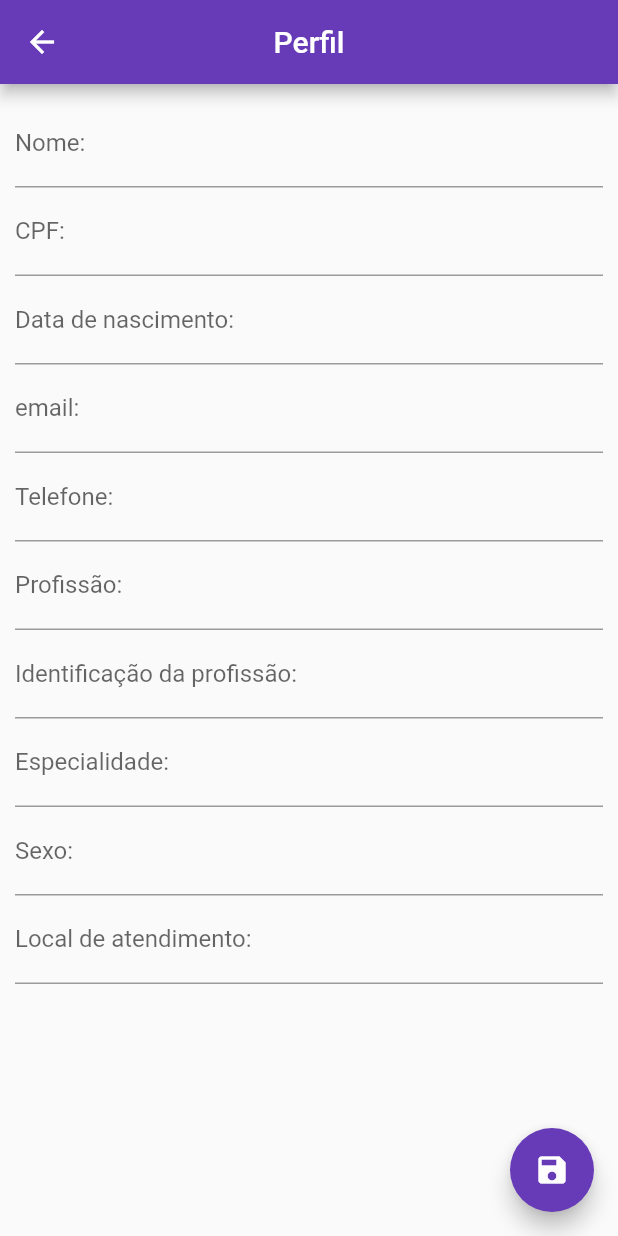
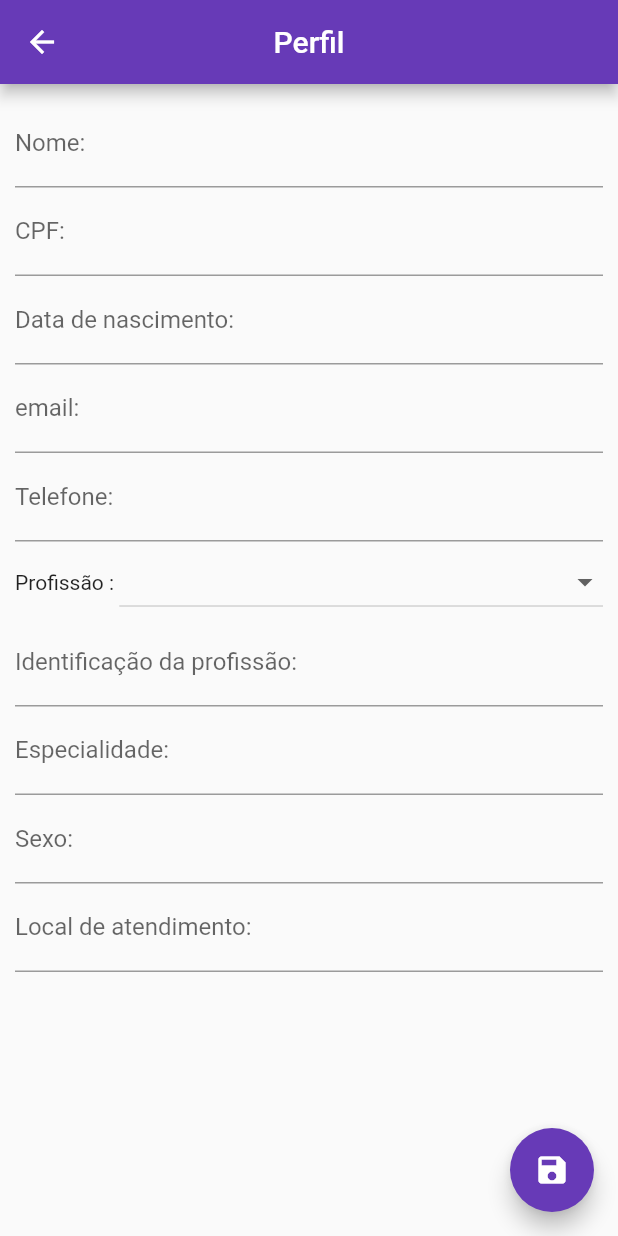
Before and after one commit to PauloHenrique81/MyHealth, a Flutter app: the PerfilProfissional screen opened directly, on a phone screen of 412 x 824 dp. Run offline on Flutter 3.47's test engine with Material 2 defaults, Android fonts, the phone set to English and light mode, and no system bars; our stand-ins replace cloud_firestore, firebase_auth, firebase_storage, flutter_speed_dial, font_awesome_flutter, geolocator and 3 more; missing offline and left inert: flutter_google_places, google_maps_webservice; accounts and stored records are empty; network calls fail; project files that could hold a hidden picture were left out.

Commit message:
Corrções perfil profissional

```diff
--- a/lib/Persistencia/P_Profissional.dart
+++ b/lib/Persistencia/P_Profissional.dart
@@ -206,6 +206,7 @@ class P_Profissional {
   Future existeProfissional(String idUser) async {
     var snapshots = await profissionalCollection
         .where("idUser", isEqualTo: idUser)
+        .where("tipoUser", isEqualTo: "Sim")
         .getDocuments();
     return snapshots.documents.isNotEmpty;
   }
--- a/lib/Screens/HabilitarProfissional/HabilitarProfissionalEdicao.dart
+++ b/lib/Screens/HabilitarProfissional/HabilitarProfissionalEdicao.dart
@@ -53,7 +53,7 @@ class _HabilitarProfissionalEdicaoState
 
   void _getHabilitadoProfissional() async {
     habilitarProfissional = await conectionDB.getHabilitarProfissional(
-        widget.user.uid, widget.profissional.idProfissional);
+        widget.user.uid, widget.profissional.idUser);
 
     if (habilitarProfissional == null) {
       setState(() {
--- a/lib/UserProfissional/Screens/PerfilProfissional.dart
+++ b/lib/UserProfissional/Screens/PerfilProfissional.dart
@@ -57,6 +57,17 @@ class _PerfilProfissionalState extends State<PerfilProfissional> {
   final _localDeAtendimentoController = TextEditingController();
   final _profissaoController = TextEditingController();
 
+
+    var profissionais = [
+    "Médico",
+    "Fisioterapeuta",
+    "Psicólogo",
+    "Nutricionista",
+    "Dentista"
+  ];
+
+    String profissao = '';
+
   @override
   void initState() {
     super.initState();
@@ -77,6 +88,13 @@ class _PerfilProfissionalState extends State<PerfilProfissional> {
     _identificacaoController.text = _profissional.identificacao;
     _localDeAtendimentoController.text = _profissional.localDeAtendimento;
     _profissaoController.text = _profissional.profissao;
+
+    setState(() {
+      profissao = _profissional.profissao;
+
+    });
+
+
   }
 
   @override
@@ -105,6 +123,7 @@ class _PerfilProfissionalState extends State<PerfilProfissional> {
                   dataDeNascimento: _dataDeNascimentoController.text,
                   sexo: _sexoController.text,
                   email: _emailController.text,
+                  tipoUser: "Sim"
                 );
 
                 Navigator.pop(context);
@@ -170,14 +189,34 @@ class _PerfilProfissionalState extends State<PerfilProfissional> {
                               _profissional.telefone = text;
                             },
                             keyboardType: TextInputType.number),
-                        TextFormField(
-                          controller: _profissaoController,
-                          decoration: InputDecoration(labelText: "Profissão:"),
-                          onChanged: (text) {
-                            _userEdited = true;
-                            _profissional.profissao = text;
-                          },
+                      Padding(
+                        padding: EdgeInsets.fromLTRB(0, 3, 0, 0),
+                        child: Row(
+                          children: <Widget>[
+                            Text("Profissão : "),
+                            Expanded(
+                              child: DropdownButton(
+                                hint: Text(profissao,style: TextStyle(color: Colors.black),),
+                                items: profissionais
+                                    .map((String progissaoEscolhida) {
+                                  return DropdownMenuItem<String>(
+                                    value: progissaoEscolhida,
+                                    child: Text(progissaoEscolhida),
+                                  );
+                                }).toList(),
+                                onChanged: (text) {
+                                  _profissaoController.text = text;
+
+                                  setState(() {
+                                    profissao = text;
+                                  });
+                                },
+                                isExpanded: true,
+                              ),
+                            )
+                          ],
                         ),
+                      ),
                         TextFormField(
                           controller: _identificacaoController,
                           decoration: InputDecoration(
```
